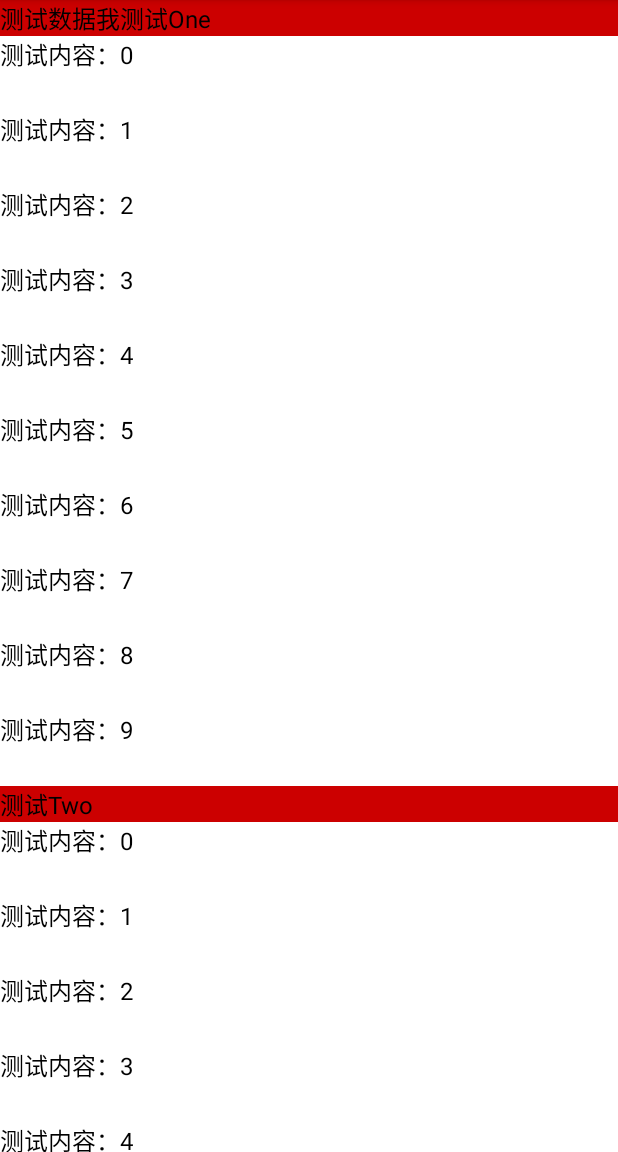
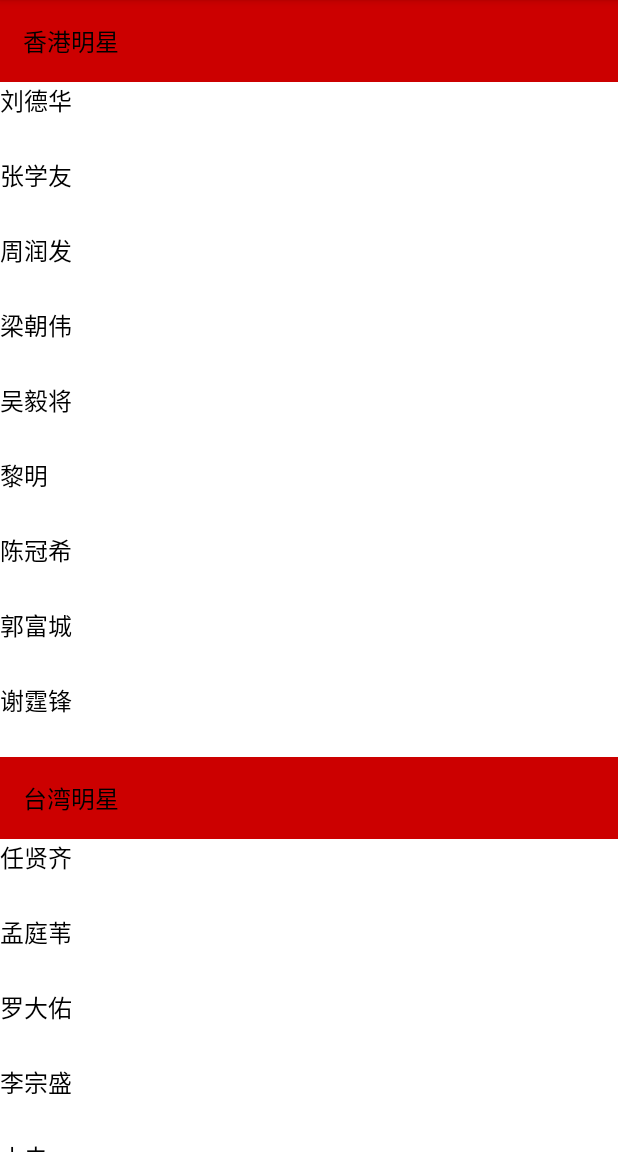
Before and after one commit to chenpengfei88/StickyItemDecoration, an Android app: the screen it shows after launch (MainActivity), on a phone screen of 412 x 824 dp, the part 84-1236 px from its top. Run offline under Robolectric (Android 15) with nearby library versions, the phone set to English and light mode, and no system bars.

Commit message:
fix code

```diff
--- a/app/src/main/java/me/free/example/MainActivity.java
+++ b/app/src/main/java/me/free/example/MainActivity.java
@@ -10,61 +10,102 @@ import java.util.List;
 
 import me.free.sticky.StickyItemDecoration;
 
+/**
+ *  cpf
+ */
+
 public class MainActivity extends AppCompatActivity {
 
-    RecyclerView recyclerView;
-
-    List<Test> testList = new ArrayList<>();
+    /**
+     *  recyclerView
+     */
+    private RecyclerView mRecyclerView;
 
     @Override
     protected void onCreate(Bundle savedInstanceState) {
         super.onCreate(savedInstanceState);
         setContentView(R.layout.activity_main);
 
-        TestAdapter testAdapter = new TestAdapter(this);
-        recyclerView = (RecyclerView) findViewById(R.id.rv);
-        recyclerView.setLayoutManager(new LinearLayoutManager(this));
-        recyclerView.addItemDecoration(new StickyItemDecoration());
-        recyclerView.setAdapter(testAdapter);
+        mRecyclerView = (RecyclerView) findViewById(R.id.rv);
+        mRecyclerView.setLayoutManager(new LinearLayoutManager(this));
+        mRecyclerView.addItemDecoration(new StickyItemDecoration());
 
-        Test test = new Test();
-        test.content = "测试数据我测试One";
-        test.viewType = 11;
-        testList.add(test);
-
-        addTestContent();
-
-        Test testTwo = new Test();
-        testTwo.content = "测试Two";
-        testTwo.viewType = 11;
-        testList.add(testTwo);
-
-        addTestContent();
-
-        Test testThree = new Test();
-        testThree.content = "测试Three";
-        testThree.viewType = 11;
-        testList.add(testThree);
-
-        addTestContent();
-
-        Test testFour = new Test();
-        testFour.content = "测试Four";
-        testFour.viewType = 11;
-        testList.add(testFour);
-
-        addTestContent();
-
-        testAdapter.testList = testList;
-        testAdapter.notifyDataSetChanged();
+        mRecyclerView.setAdapter(new PerformerListAdapter(this, getData()));
     }
 
-    private void addTestContent() {
-        for (int i = 0; i < 10; i++) {
-            Test test = new Test();
-            test.content = "测试内容："+i;
-            test.viewType = 10;
-            testList.add(test);
-        }
+    private List<Performer> getData() {
+        List<Performer> performers = new ArrayList<>();
+
+        Performer performer = new Performer("香港明星");
+        performers.add(performer);
+
+        Performer ldh = new Performer("刘德华", 10);
+        performers.add(ldh);
+        Performer zxy = new Performer("张学友", 10);
+        performers.add(zxy);
+        Performer zrf = new Performer("周润发", 10);
+        performers.add(zrf);
+        Performer lcw = new Performer("梁朝伟", 10);
+        performers.add(lcw);
+        Performer wyj = new Performer("吴毅将", 10);
+        performers.add(wyj);
+        Performer lm = new Performer("黎明", 10);
+        performers.add(lm);
+        Performer cgx = new Performer("陈冠希", 10);
+        performers.add(cgx);
+        Performer gfc = new Performer("郭富城", 10);
+        performers.add(gfc);
+        Performer xtf = new Performer("谢霆锋", 10);
+        performers.add(xtf);
+
+        Performer performerTw = new Performer("台湾明星");
+        performers.add(performerTw);
+
+        Performer rxq = new Performer("任贤齐", 10);
+        performers.add(rxq);
+        Performer mtw = new Performer("孟庭苇", 10);
+        performers.add(mtw);
+        Performer ldy = new Performer("罗大佑", 10);
+        performers.add(ldy);
+        Performer lzs = new Performer("李宗盛", 10);
+        performers.add(lzs);
+        Performer xc = new Performer("小虫", 10);
+        performers.add(xc);
+        Performer zhj = new Performer("周华健", 10);
+        performers.add(zhj);
+        Performer zhl = new Performer("周杰伦", 10);
+        performers.add(zhl);
+
+        Performer performerNl = new Performer("内陆明星");
+        performers.add(performerNl);
+
+        Performer lh = new Performer("鹿晗", 10);
+        performers.add(lh);
+        Performer wzw = new Performer("王志文", 10);
+        performers.add(wzw);
+        Performer yq = new Performer("羽泉", 10);
+        performers.add(yq);
+        Performer lxl = new Performer("李小璐", 10);
+        performers.add(lxl);
+        Performer hh = new Performer("韩红", 10);
+        performers.add(hh);
+        Performer ny = new Performer("那英", 10);
+        performers.add(ny);
+        Performer lhh = new Performer("刘欢", 10);
+        performers.add(lhh);
+        Performer yk = new Performer("杨坤", 10);
+        performers.add(yk);
+        Performer zj = new Performer("周杰", 10);
+        performers.add(zj);
+
+        Performer performerOm = new Performer("欧美明星");
+        performers.add(performerOm);
+        Performer mm = new Performer("梅梅", 10);
+        performers.add(mm);
+        Performer ade = new Performer("阿黛尔", 10);
+        performers.add(ade);
+
+        return performers;
     }
+
 }
--- /dev/null
+++ b/app/src/main/java/me/free/example/Performer.java
@@ -0,0 +1,44 @@
+package me.free.example;
+
+/**
+ * Created by cpf on 2018/1/16.
+ */
+
+public class Performer {
+
+    /**
+     * 名字
+     */
+    private String name;
+
+    /**
+     * item type
+     */
+    private int itemType;
+
+    public Performer(String name, int itemType) {
+        this.name = name;
+        this.itemType = itemType;
+    }
+
+    public Performer(String name) {
+      this(name, 11);
+    }
+
+    public String getName() {
+        return name;
+    }
+
+    public void setName(String name) {
+        this.name = name;
+    }
+
+    public int getItemType() {
+        return itemType;
+    }
+
+    public void setItemType(int itemType) {
+        this.itemType = itemType;
+    }
+
+}
--- /dev/null
+++ b/app/src/main/java/me/free/example/PerformerListAdapter.java
@@ -0,0 +1,97 @@
+package me.free.example;
+
+import android.content.Context;
+import android.support.v7.widget.RecyclerView;
+import android.view.LayoutInflater;
+import android.view.View;
+import android.view.ViewGroup;
+import android.widget.TextView;
+
+import java.util.ArrayList;
+import java.util.List;
+
+/**
+ * Created by cpf on 2018/1/16.
+ */
+
+public class PerformerListAdapter extends RecyclerView.Adapter<RecyclerView.ViewHolder> {
+
+    /**
+     * context
+     */
+    public Context mContext;
+
+    /**
+     * 集合
+     */
+    public List<Performer> mPerformers = new ArrayList<>();
+
+    public PerformerListAdapter(Context context, List<Performer> performers) {
+        this.mContext = context;
+        this.mPerformers = performers;
+    }
+    @Override
+    public RecyclerView.ViewHolder onCreateViewHolder(ViewGroup parent, int viewType) {
+
+        if (viewType == 10) {
+            return new ContentVH(LayoutInflater.from(mContext).inflate(R.layout.adapter_content, parent, false));
+        }
+
+        return new TitleVH(LayoutInflater.from(mContext).inflate(R.layout.adapter_title, parent, false));
+    }
+
+    @Override
+    public void onBindViewHolder(RecyclerView.ViewHolder holder, int position) {
+        Performer performer = mPerformers.get(position);
+
+        if (holder instanceof ContentVH) {
+            ((ContentVH) holder).bindData(performer);
+        }
+        if (holder instanceof TitleVH) {
+            ((TitleVH) holder).bindData(performer);
+        }
+    }
+
+    @Override
+    public int getItemCount() {
+        return mPerformers.size();
+    }
+
+    @Override
+    public int getItemViewType(int position) {
+        return mPerformers.get(position).getItemType();
+    }
+
+
+    static class TitleVH extends RecyclerView.ViewHolder {
+
+        TextView mTv;
+
+        public TitleVH(View itemView) {
+            super(itemView);
+            mTv = (TextView) itemView.findViewById(R.id.text);
+            itemView.setTag(true);
+        }
+
+        public void bindData(Performer performer) {
+            mTv.setText(performer.getName());
+        }
+
+    }
+
+    static class ContentVH extends RecyclerView.ViewHolder {
+
+        TextView mTv;
+
+        public ContentVH(View itemView) {
+            super(itemView);
+            mTv = (TextView) itemView.findViewById(R.id.text);
+            itemView.setTag(false);
+        }
+
+        public void bindData(Performer performer) {
+            mTv.setText(performer.getName());
+        }
+
+    }
+}
--- a/app/src/main/java/me/free/example/Test.java
+++ /dev/null
@@ -1,12 +0,0 @@
-package me.free.example;
-
-/**
- * Created by lenovo on 2018/1/16.
- */
-
-public class Test {
-
-    public String content;
-
-    public int viewType;
-}
--- a/app/src/main/java/me/free/example/TestAdapter.java
+++ /dev/null
@@ -1,87 +0,0 @@
-package me.free.example;
-
-import android.content.Context;
-import android.support.v7.widget.RecyclerView;
-import android.view.LayoutInflater;
-import android.view.View;
-import android.view.ViewGroup;
-import android.widget.TextView;
-
-import java.util.ArrayList;
-import java.util.List;
-
-/**
- * Created by cpf on 2018/1/16.
- */
-
-public class TestAdapter extends RecyclerView.Adapter<RecyclerView.ViewHolder> {
-
-    public Context context;
-
-    public List<Test> testList = new ArrayList<>();
-
-    public TestAdapter(Context context) {
-        this.context = context;
-    }
-    @Override
-    public RecyclerView.ViewHolder onCreateViewHolder(ViewGroup parent, int viewType) {
-        if (viewType == 10) {
-            return new TestOneVH(LayoutInflater.from(context).inflate(R.layout.adapter_test_one, parent, false));
-        }
-        return new TestTwoVH(LayoutInflater.from(context).inflate(R.layout.adapter_test_two, parent, false));
-    }
-
-    @Override
-    public void onBindViewHolder(RecyclerView.ViewHolder holder, int position) {
-        Test test = testList.get(position);
-        if (holder instanceof TestOneVH) {
-            ((TestOneVH) holder).bindData(test);
-        }
-        if (holder instanceof TestTwoVH) {
-            ((TestTwoVH) holder).bindData(test);
-        }
-    }
-
-    @Override
-    public int getItemCount() {
-        return testList.size();
-    }
-
-    @Override
-    public int getItemViewType(int position) {
-        return testList.get(position).viewType;
-    }
-
-
-    static class TestTwoVH extends RecyclerView.ViewHolder {
-
-        TextView mTv;
-
-        public TestTwoVH(View itemView) {
-            super(itemView);
-            mTv = (TextView) itemView.findViewById(R.id.text);
-            itemView.setTag(true);
-        }
-
-        public void bindData(Test test) {
-            mTv.setText(test.content);
-        }
-
-    }
-
-    static class TestOneVH extends RecyclerView.ViewHolder {
-
-        TextView mTv;
-
-        public TestOneVH(View itemView) {
-            super(itemView);
-            mTv = (TextView) itemView.findViewById(R.id.text);
-            itemView.setTag(false);
-        }
-
-        public void bindData(Test test) {
-            mTv.setText(test.content);
-        }
-
-    }
-}
--- a/app/src/main/res/layout/adapter_test_two.xml
+++ b/app/src/main/res/layout/adapter_title.xml
@@ -13,6 +13,7 @@
         android:layout_height="wrap_content"
         android:background="@android:color/holo_red_dark"
         android:textSize="16sp"
-        android:textColor="#000000"/>
+        android:textColor="#000000"
+        android:padding="15dp"/>
 
 </LinearLayout>
--- a/library/src/main/java/me/free/sticky/StickyItemDecoration.java
+++ b/library/src/main/java/me/free/sticky/StickyItemDecoration.java
@@ -62,6 +62,11 @@ public class StickyItemDecoration extends RecyclerView.ItemDecoration {
     private LinearLayoutManager mLayoutManager;
 
     /**
+     * 绑定数据的position
+     */
+    private int mBindDataPosition = -1;
+
+    /**
      * paint
      */
     private Paint mPaint;
@@ -93,41 +98,39 @@ public class StickyItemDecoration extends RecyclerView.ItemDecoration {
              */
             if (mStickyView.isStickyView(view)) {
                 mCurrentUIFindStickView = true;
-                getStickyViewHolderAndCalculationHeight(parent, view);
+                getStickyViewHolder(parent);
                 cacheStickyViewPosition(m);
 
                 if (view.getTop() <= 0) {
-                    bindDataForStickyView(mLayoutManager.findFirstVisibleItemPosition());
+                    bindDataForStickyView(mLayoutManager.findFirstVisibleItemPosition(), parent.getMeasuredWidth());
                 } else {
                     if (mStickyPositionList.size() > 0) {
                         if (mStickyPositionList.size() == 1) {
-                            bindDataForStickyView(mStickyPositionList.get(0));
+                            bindDataForStickyView(mStickyPositionList.get(0), parent.getMeasuredWidth());
                         } else {
                             int currentPosition = getStickyViewPositionOfRecyclerView(m);
                             int indexOfCurrentPosition = mStickyPositionList.lastIndexOf(currentPosition);
-                            bindDataForStickyView(mStickyPositionList.get(indexOfCurrentPosition - 1));
+                            bindDataForStickyView(mStickyPositionList.get(indexOfCurrentPosition - 1), parent.getMeasuredWidth());
                         }
                     }
                 }
 
-                if (view.getTop() >= 0 && view.getTop() <= mStickyItemViewHeight) {
+                if (view.getTop() > 0 && view.getTop() <= mStickyItemViewHeight) {
                     mStickyItemViewMarginTop = mStickyItemViewHeight - view.getTop();
                 } else {
                     mStickyItemViewMarginTop = 0;
                 }
 
-                measureLayoutStickyItemView(parent.getMeasuredWidth());
                 drawStickyItemView(c);
                 break;
             }
+        }
 
-            if (!mCurrentUIFindStickView) {
-                mStickyItemViewMarginTop = 0;
-                if (mLayoutManager.findFirstVisibleItemPosition() + parent.getChildCount() == parent.getAdapter().getItemCount()) {
-                    bindDataForStickyView(mStickyPositionList.get(mStickyPositionList.size() - 1));
-                    measureLayoutStickyItemView(parent.getMeasuredWidth());
-                    drawStickyItemView(c);
-                }
+        if (!mCurrentUIFindStickView) {
+            mStickyItemViewMarginTop = 0;
+            if (mLayoutManager.findFirstVisibleItemPosition() + parent.getChildCount() == parent.getAdapter().getItemCount()) {
+                bindDataForStickyView(mStickyPositionList.get(mStickyPositionList.size() - 1), parent.getMeasuredWidth());
+                drawStickyItemView(c);
             }
         }
     }
@@ -136,8 +139,13 @@ public class StickyItemDecoration extends RecyclerView.ItemDecoration {
      * 给StickyView绑定数据
      * @param position
      */
-    private void bindDataForStickyView(int position) {
-        mAdapter.onBindViewHolder(mViewHolder, position);
+    private void bindDataForStickyView(int position, int width) {
+        if (mBindDataPosition == position) return;
+
+        mBindDataPosition = position;
+        mAdapter.onBindViewHolder(mViewHolder, mBindDataPosition);
+        measureLayoutStickyItemView(width);
+        mStickyItemViewHeight = mViewHolder.itemView.getBottom() - mViewHolder.itemView.getTop();
     }
 
     /**
@@ -161,13 +169,10 @@ public class StickyItemDecoration extends RecyclerView.ItemDecoration {
     }
 
     /**
-     * 得到吸附viewHolder并且计算高度
-     * @param view
+     * 得到吸附viewHolder
      * @param recyclerView
      */
-    private void getStickyViewHolderAndCalculationHeight(RecyclerView recyclerView, View view) {
-        mStickyItemViewHeight = view.getBottom() - view.getTop();
-
+    private void getStickyViewHolder(RecyclerView recyclerView) {
         if (mAdapter != null) return;
         mAdapter = recyclerView.getAdapter();
         mViewHolder = mAdapter.onCreateViewHolder(recyclerView, mStickyView.getStickViewType());
@@ -179,6 +184,8 @@ public class StickyItemDecoration extends RecyclerView.ItemDecoration {
      * @param parentWidth
      */
     private void measureLayoutStickyItemView(int parentWidth) {
+        if (!mStickyItemView.isLayoutRequested()) return;
+
         int widthSpec = View.MeasureSpec.makeMeasureSpec(parentWidth, View.MeasureSpec.EXACTLY);
         int heightSpec;
 
```
Also changed, not shown: app/src/main/res/layout/adapter_content.xml (renamed from app/src/main/res/layout/adapter_test_one.xml).
